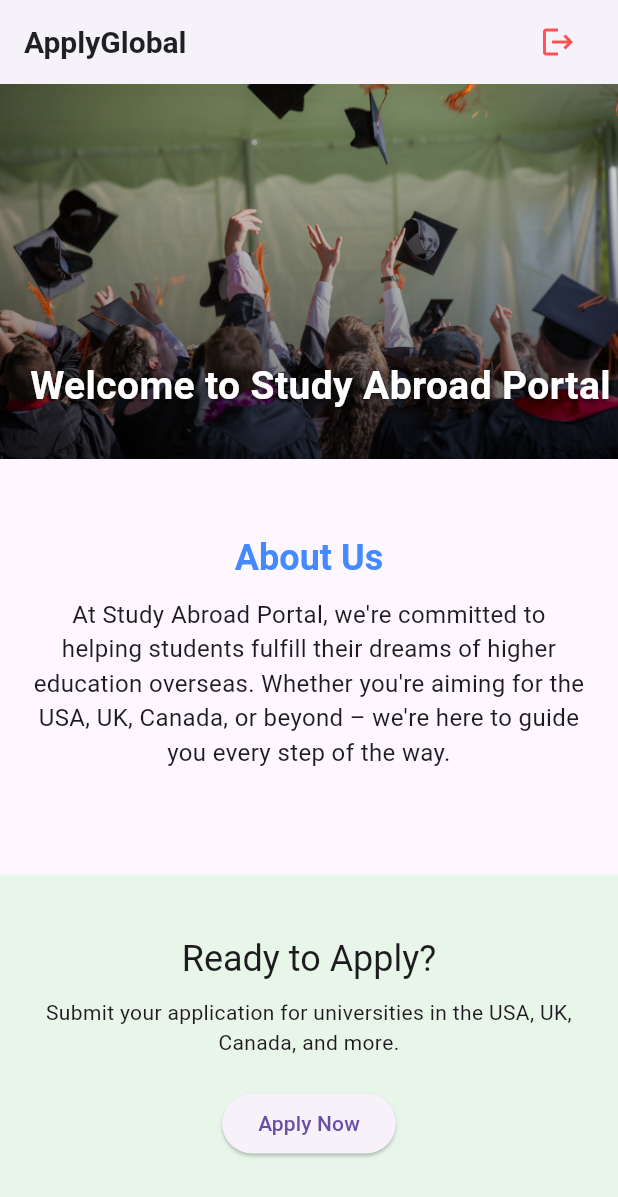
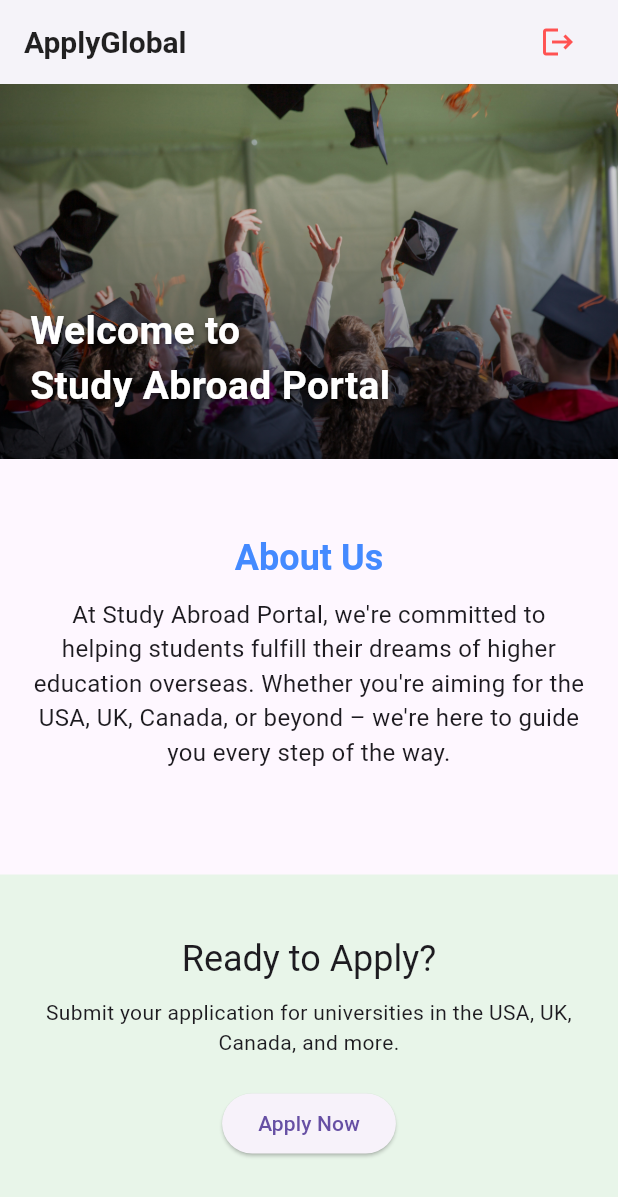
Before and after one commit to MH-Rakib/ApplyGlobalV2, a Flutter app: the HomePage screen opened directly, on a phone screen of 412 x 824 dp. Shown: the top 1197 px of the screen. Run offline on Flutter 3.47's test engine with Material 3 defaults, Android fonts, the light colour scheme and no system bars; our stand-ins replace cloud_firestore, firebase_auth, firebase_core, firebase_database; accounts and stored records are empty.

```diff
--- a/lib/screens/home_screen.dart
+++ b/lib/screens/home_screen.dart
@@ -153,8 +153,11 @@ class _HomePageState extends State<HomePage> {
                 const Positioned(
                   left: 20,
                   bottom: 30,
-                  child: Text(
-                    "Welcome to Study Abroad Portal",
+                  child: Column(
+                    crossAxisAlignment: CrossAxisAlignment.start,
+                    children: [
+                      Text(
+                        "Welcome to",
                         style: TextStyle(
                           fontSize: 26,
                           color: Colors.white,
@@ -168,7 +171,25 @@ class _HomePageState extends State<HomePage> {
                           ],
                         ),
                       ),
+                      Text(
+                        "Study Abroad Portal",
+                        style: TextStyle(
+                          fontSize: 26,
+                          color: Colors.white,
+                          fontWeight: FontWeight.bold,
+                          shadows: [
+                            Shadow(
+                              offset: Offset(0, 2),
+                              blurRadius: 4,
+                              color: Colors.black54,
+                            )
+                          ],
                         ),
+                      ),
+                    ],
+                  ),
+                )
+                ,
               ],
             ),
 
```
Lines whose indentation alone changed are shown as unchanged.
